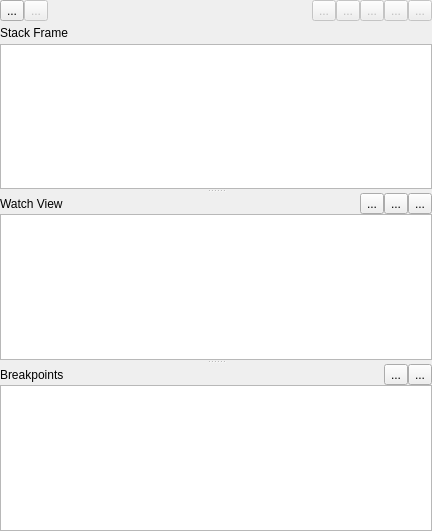
Old version of the form debuginterface.ui in the repository martinribelotta/embedded-ide.
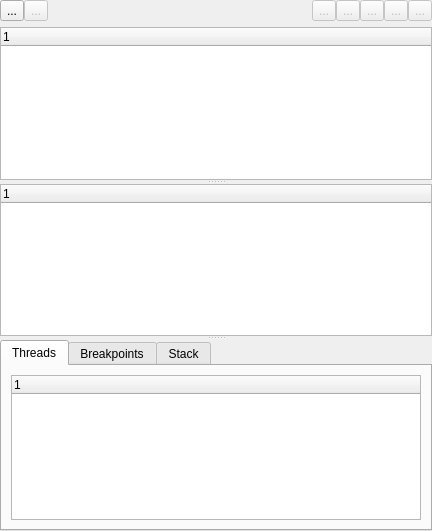
New version of the form. Icons and pictures are not drawn.

The edit to the form file:
```diff
--- a/debuginterface.ui
+++ b/debuginterface.ui
@@ -14,9 +14,6 @@
    <string>Form</string>
   </property>
   <layout class="QVBoxLayout" name="verticalLayout">
-   <property name="spacing">
-    <number>0</number>
-   </property>
    <property name="leftMargin">
     <number>0</number>
    </property>
@@ -212,195 +209,96 @@
      <property name="orientation">
       <enum>Qt::Vertical</enum>
      </property>
-     <widget class="QWidget" name="layoutWidget">
-      <layout class="QVBoxLayout" name="verticalLayout_1">
-       <property name="spacing">
-        <number>0</number>
+     <widget class="QTreeWidget" name="autoWidget">
+      <property name="editTriggers">
+       <set>QAbstractItemView::NoEditTriggers</set>
+      </property>
+      <column>
+       <property name="text">
+        <string notr="true">1</string>
        </property>
-       <item>
-        <layout class="QHBoxLayout" name="horizontalLayout_2">
-         <property name="spacing">
-          <number>0</number>
-         </property>
-         <item>
-          <widget class="QLabel" name="label">
-           <property name="minimumSize">
-            <size>
-             <width>0</width>
-             <height>23</height>
-            </size>
-           </property>
-           <property name="text">
-            <string>Stack Frame</string>
-           </property>
-          </widget>
-         </item>
-        </layout>
-       </item>
-       <item>
-        <widget class="QTreeView" name="treeFrame">
-         <property name="editTriggers">
-          <set>QAbstractItemView::NoEditTriggers</set>
-         </property>
-        </widget>
-       </item>
-      </layout>
+      </column>
      </widget>
-     <widget class="QWidget" name="layoutWidget_2">
-      <layout class="QVBoxLayout" name="verticalLayout_3">
-       <property name="spacing">
-        <number>0</number>
+     <widget class="QTreeWidget" name="varWidget">
+      <property name="sizePolicy">
+       <sizepolicy hsizetype="Expanding" vsizetype="Preferred">
+        <horstretch>0</horstretch>
+        <verstretch>0</verstretch>
+       </sizepolicy>
+      </property>
+      <property name="baseSize">
+       <size>
+        <width>80</width>
+        <height>1</height>
+       </size>
+      </property>
+      <property name="editTriggers">
+       <set>QAbstractItemView::NoEditTriggers</set>
+      </property>
+      <property name="selectionMode">
+       <enum>QAbstractItemView::ExtendedSelection</enum>
+      </property>
+      <property name="selectionBehavior">
+       <enum>QAbstractItemView::SelectRows</enum>
+      </property>
+      <column>
+       <property name="text">
+        <string notr="true">1</string>
        </property>
-       <item>
-        <layout class="QHBoxLayout" name="horizontalLayout_4">
-         <property name="spacing">
-          <number>0</number>
-         </property>
-         <item>
-          <widget class="QLabel" name="label_3">
-           <property name="text">
-            <string>Watch View</string>
-           </property>
-          </widget>
-         </item>
-         <item>
-          <widget class="QToolButton" name="buttonWatchAdd_2">
-           <property name="toolTip">
-            <string>Add Watch</string>
-           </property>
-           <property name="text">
-            <string>...</string>
-           </property>
-           <property name="icon">
-            <iconset resource="resources.qrc">
-             <normaloff>:/images/actions/list-add.svg</normaloff>:/images/actions/list-add.svg</iconset>
-           </property>
-           <property name="iconSize">
-            <size>
-             <width>16</width>
-             <height>16</height>
-            </size>
-           </property>
-          </widget>
-         </item>
-         <item>
-          <widget class="QToolButton" name="buttonWatchRemove_2">
-           <property name="toolTip">
-            <string>Remove Selected Watch</string>
-           </property>
-           <property name="text">
-            <string>...</string>
-           </property>
-           <property name="icon">
-            <iconset resource="resources.qrc">
-             <normaloff>:/images/actions/list-remove.svg</normaloff>:/images/actions/list-remove.svg</iconset>
-           </property>
-           <property name="iconSize">
-            <size>
-             <width>16</width>
-             <height>16</height>
-            </size>
-           </property>
-          </widget>
-         </item>
-         <item>
-          <widget class="QToolButton" name="buttonWatchClear_2">
-           <property name="toolTip">
-            <string>Clear All Watchs</string>
-           </property>
-           <property name="text">
-            <string>...</string>
-           </property>
-           <property name="icon">
-            <iconset resource="resources.qrc">
-             <normaloff>:/images/actions/edit-clear.svg</normaloff>:/images/actions/edit-clear.svg</iconset>
-           </property>
-           <property name="iconSize">
-            <size>
-             <width>16</width>
-             <height>16</height>
-            </size>
-           </property>
-          </widget>
-         </item>
-        </layout>
-       </item>
-       <item>
-        <widget class="QListWidget" name="listWatchs_2">
-         <property name="editTriggers">
-          <set>QAbstractItemView::NoEditTriggers</set>
-         </property>
-        </widget>
-       </item>
-      </layout>
+      </column>
      </widget>
-     <widget class="QWidget" name="layoutWidget">
-      <layout class="QVBoxLayout" name="verticalLayout_2">
-       <property name="spacing">
-        <number>0</number>
-       </property>
-       <item>
-        <layout class="QHBoxLayout" name="horizontalLayout_3">
-         <property name="spacing">
-          <number>0</number>
-         </property>
-         <item>
-          <widget class="QLabel" name="label_2">
+     <widget class="QTabWidget" name="tabWidget">
+      <property name="currentIndex">
+       <number>0</number>
+      </property>
+      <widget class="QWidget" name="tab">
+       <attribute name="title">
+        <string>Threads</string>
+       </attribute>
+       <layout class="QVBoxLayout" name="verticalLayout_2">
+        <item>
+         <widget class="QTreeWidget" name="treeWidget_threads">
+          <column>
            <property name="text">
-            <string>Breakpoints</string>
+            <string notr="true">1</string>
            </property>
-          </widget>
-         </item>
-         <item>
-          <widget class="QToolButton" name="buttonBreakRemove">
-           <property name="toolTip">
-            <string>Remove Breakpoint</string>
-           </property>
+          </column>
+         </widget>
+        </item>
+       </layout>
+      </widget>
+      <widget class="QWidget" name="tab_2">
+       <attribute name="title">
+        <string>Breakpoints</string>
+       </attribute>
+       <layout class="QVBoxLayout" name="verticalLayout_4">
+        <item>
+         <widget class="QTreeWidget" name="treeWidget_breakpoints">
+          <column>
            <property name="text">
-            <string>...</string>
+            <string notr="true">1</string>
            </property>
-           <property name="icon">
-            <iconset resource="resources.qrc">
-             <normaloff>:/images/actions/list-remove.svg</normaloff>:/images/actions/list-remove.svg</iconset>
-           </property>
-           <property name="iconSize">
-            <size>
-             <width>16</width>
-             <height>16</height>
-            </size>
-           </property>
-          </widget>
-         </item>
-         <item>
-          <widget class="QToolButton" name="buttonBreakClear">
-           <property name="toolTip">
-            <string>Clear All Breakpoints</string>
-           </property>
+          </column>
+         </widget>
+        </item>
+       </layout>
+      </widget>
+      <widget class="QWidget" name="tab_3">
+       <attribute name="title">
+        <string>Stack</string>
+       </attribute>
+       <layout class="QVBoxLayout" name="verticalLayout_3">
+        <item>
+         <widget class="QTreeWidget" name="treeWidget_stack">
+          <column>
            <property name="text">
-            <string>...</string>
+            <string notr="true">1</string>
            </property>
-           <property name="icon">
-            <iconset resource="resources.qrc">
-             <normaloff>:/images/actions/edit-clear.svg</normaloff>:/images/actions/edit-clear.svg</iconset>
-           </property>
-           <property name="iconSize">
-            <size>
-             <width>16</width>
-             <height>16</height>
-            </size>
-           </property>
-          </widget>
-         </item>
-        </layout>
-       </item>
-       <item>
-        <widget class="QListWidget" name="listBreakpoints">
-         <property name="editTriggers">
-          <set>QAbstractItemView::NoEditTriggers</set>
-         </property>
-        </widget>
-       </item>
-      </layout>
+          </column>
+         </widget>
+        </item>
+       </layout>
+      </widget>
      </widget>
     </widget>
    </item>
```
Left out of the diff: 76 changed lines with no effect on the pictures.
